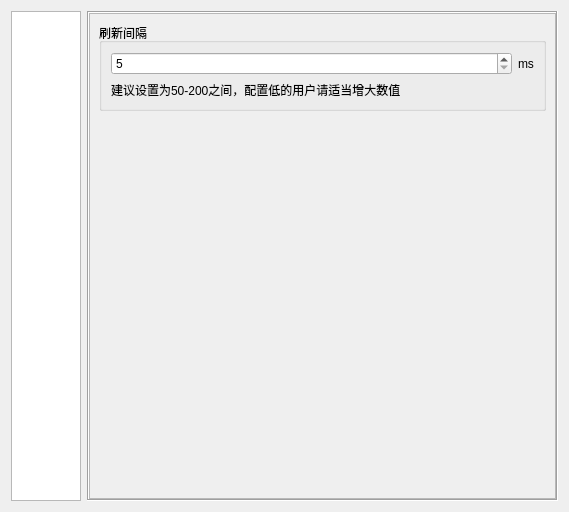
Above: EliteSpeedrunTool/SettingDialog.ui from GTA5Oracle/EliteSpeedrunTool before the change. Below: the same form after it.
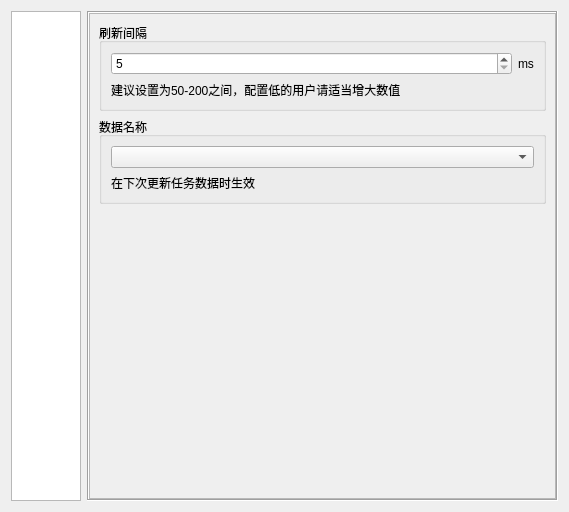
That is the form after the change. Icons and pictures are not drawn.

Commit message: [feature] Support query badsport; support Prison Break timing; support change mission data name

```diff
--- a/EliteSpeedrunTool/SettingDialog.ui
+++ b/EliteSpeedrunTool/SettingDialog.ui
@@ -1035,6 +1035,25 @@
              </layout>
             </widget>
            </item>
+           <item>
+            <widget class="QGroupBox" name="groupBox_18">
+             <property name="title">
+              <string>数据名称</string>
+             </property>
+             <layout class="QVBoxLayout" name="verticalLayout_33">
+              <item>
+               <widget class="QComboBox" name="cbMissionDataName"/>
+              </item>
+              <item>
+               <widget class="QLabel" name="label_40">
+                <property name="text">
+                 <string>在下次更新任务数据时生效</string>
+                </property>
+               </widget>
+              </item>
+             </layout>
+            </widget>
+           </item>
            <item>
             <spacer name="spacer_3">
              <property name="orientation">
```
Left out of the diff: 4 changed lines with no effect on the pictures. The commit also changes 25 other files.
